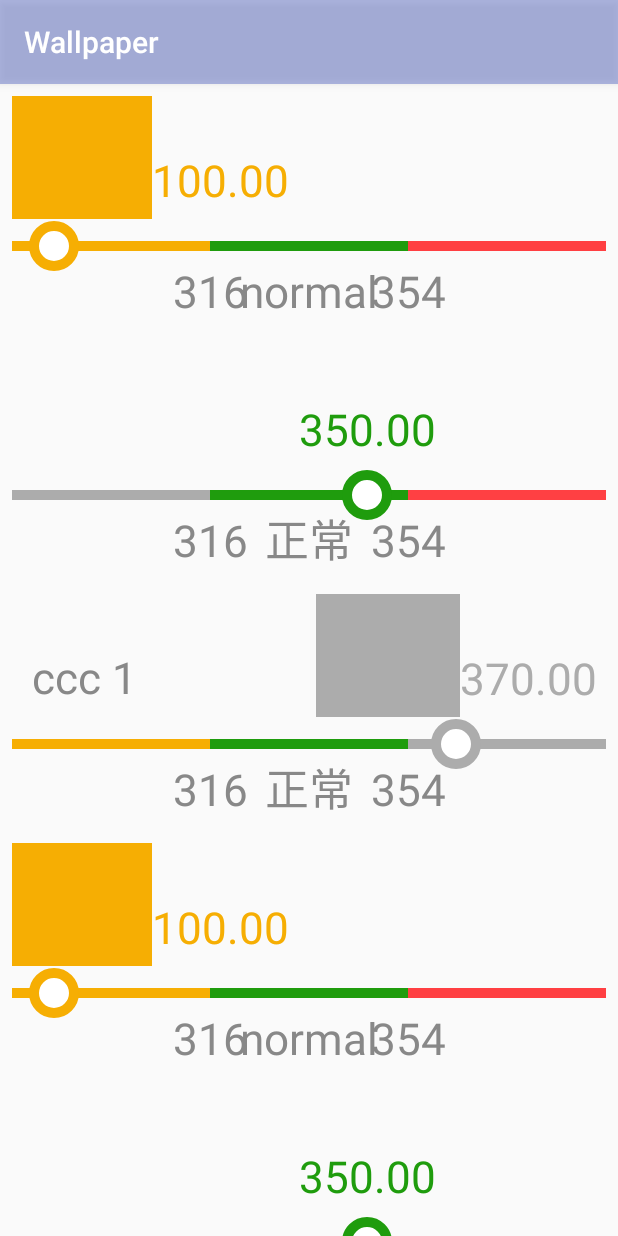
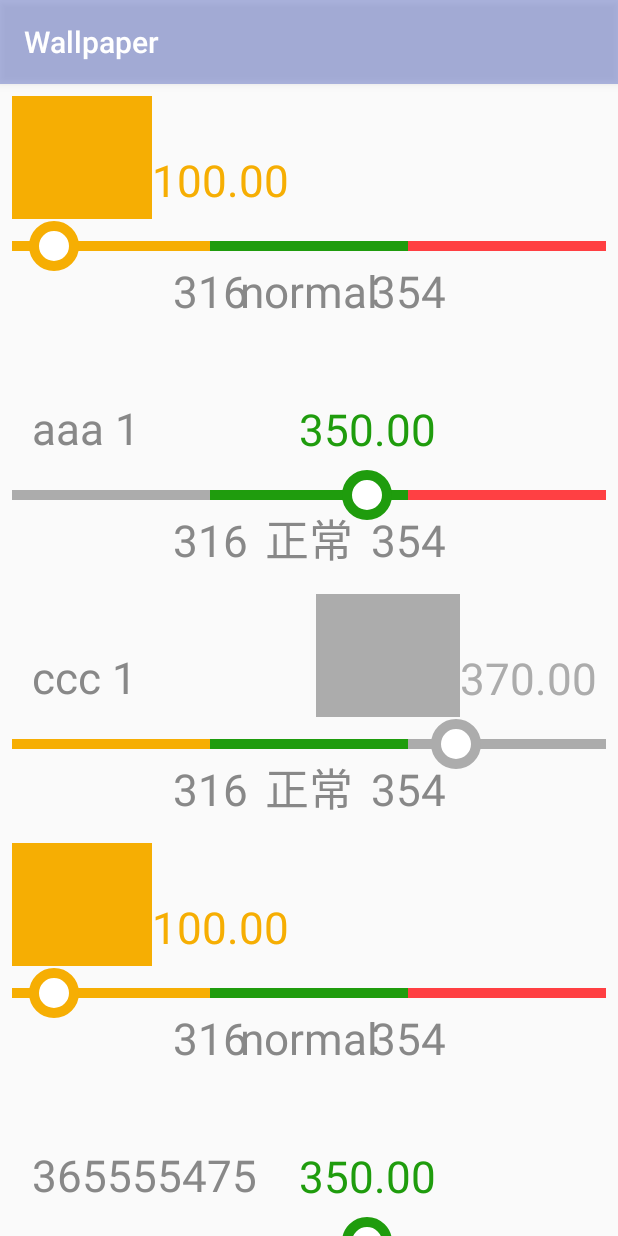
Before and after one commit to wwwlxmgithub/Wallpaper, an Android app: the BMIActivity screen opened directly, with no data from a screen before it, on a phone screen of 412 x 824 dp. Run offline under Robolectric (Android 15) with nearby library versions, the light colour scheme and no system bars.

Commit message:
可以滚动了

```diff
--- a/app/src/main/res/layout/activity_bmi.xml
+++ b/app/src/main/res/layout/activity_bmi.xml
@@ -1,11 +1,15 @@
 <?xml version="1.0" encoding="utf-8"?>
-<LinearLayout xmlns:android="http://schemas.android.com/apk/res/android"
+<ScrollView xmlns:android="http://schemas.android.com/apk/res/android"
     xmlns:app="http://schemas.android.com/apk/res-auto"
     xmlns:tools="http://schemas.android.com/tools"
     android:layout_width="match_parent"
     android:layout_height="match_parent"
     android:orientation="vertical"
     tools:context=".BMIActivity">
+    <LinearLayout
+        android:layout_width="match_parent"
+        android:layout_height="wrap_content"
+        android:orientation="vertical">
         <cn.edu.xjtu.wallpaper.BoHeBMIView
             android:id="@+id/boHeBMIView1"
             android:layout_width="match_parent"
@@ -26,6 +30,7 @@
             android:layout_marginStart="8dp"
             android:layout_marginTop="8dp"
             app:currentVal="350"
+            app:title="aaa 1"
             app:rightColor="@color/red"/>
         <cn.edu.xjtu.wallpaper.BoHeBMIView
             android:id="@+id/boHeBMIView3"
@@ -57,6 +62,7 @@
             android:layout_marginStart="8dp"
             android:layout_marginTop="8dp"
             app:currentVal="350"
+            app:title="365555475"
             app:rightColor="@color/red"/>
         <cn.edu.xjtu.wallpaper.BoHeBMIView
             android:layout_width="match_parent"
@@ -69,3 +75,4 @@
             app:title="ccc 1"
             app:currentVal="370" />
     </LinearLayout>
+</ScrollView>
```
Lines whose indentation alone changed are shown as unchanged.
